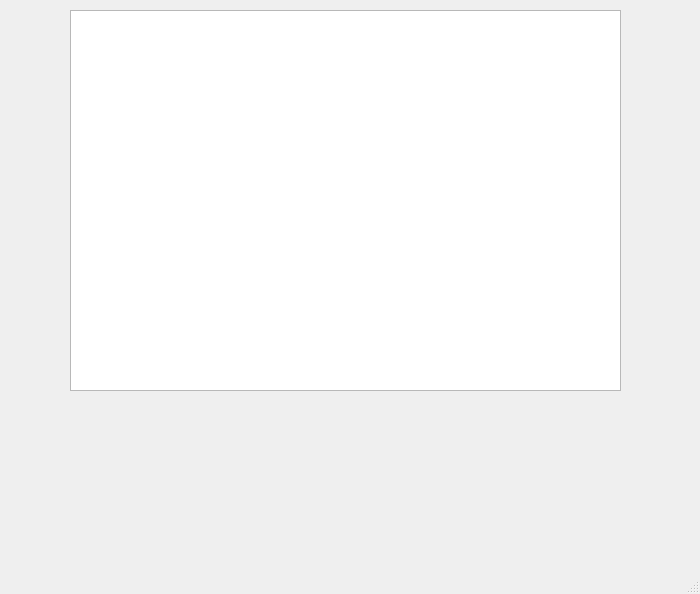
The window that CRankDlg.ui (cryyin/DataStructure_final) describes before a commit, drawn with Qt 5.
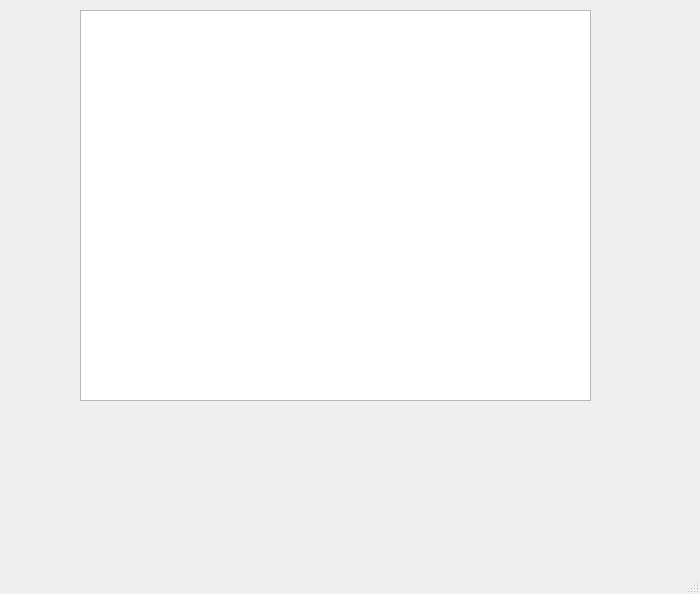
The same window after the commit.

Diff of the .ui file:
```diff
--- a/CRankDlg.ui
+++ b/CRankDlg.ui
@@ -14,15 +14,21 @@
    <string>MainWindow</string>
   </property>
   <widget class="QWidget" name="centralwidget">
-   <widget class="QListView" name="listView">
+   <widget class="QTableView" name="tableView">
     <property name="geometry">
      <rect>
-      <x>70</x>
+      <x>80</x>
       <y>10</y>
-      <width>551</width>
-      <height>381</height>
+      <width>511</width>
+      <height>391</height>
      </rect>
     </property>
+    <property name="sortingEnabled">
+     <bool>false</bool>
+    </property>
+    <attribute name="verticalHeaderShowSortIndicator" stdset="0">
+     <bool>false</bool>
+    </attribute>
    </widget>
   </widget>
   <widget class="QMenuBar" name="menubar">
```
